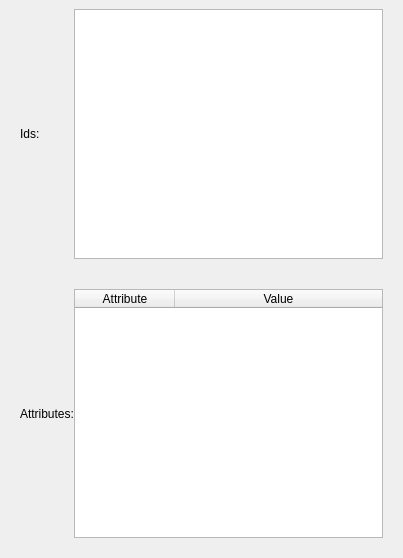
Old version of the form src/gui/forms/fullinspector.ui in the repository evoplex/evoplex.
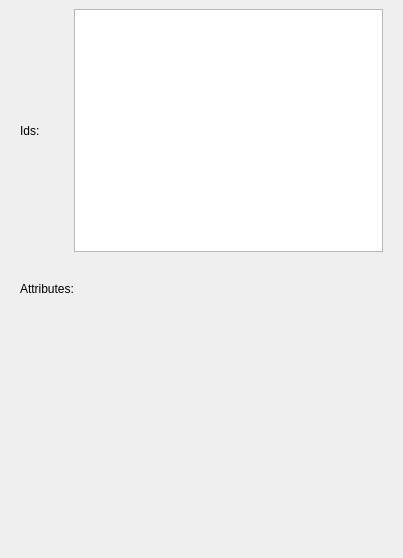
New version of the form.

Commit message: Basegraphgl doesn't depend to fullinspector

```diff
--- a/src/gui/forms/fullinspector.ui
+++ b/src/gui/forms/fullinspector.ui
@@ -71,54 +71,39 @@
          </property>
         </widget>
        </item>
-       <item row="1" column="1">
-        <widget class="QTableWidget" name="attrs">
-         <property name="frameShadow">
-          <enum>QFrame::Plain</enum>
-         </property>
-         <property name="sizeAdjustPolicy">
-          <enum>QAbstractScrollArea::AdjustIgnored</enum>
-         </property>
-         <property name="editTriggers">
-          <set>QAbstractItemView::AllEditTriggers</set>
-         </property>
-         <attribute name="horizontalHeaderCascadingSectionResizes">
-          <bool>false</bool>
-         </attribute>
-         <attribute name="horizontalHeaderShowSortIndicator" stdset="0">
-          <bool>true</bool>
-         </attribute>
-         <attribute name="horizontalHeaderStretchLastSection">
-          <bool>true</bool>
-         </attribute>
-         <attribute name="verticalHeaderVisible">
-          <bool>false</bool>
-         </attribute>
-         <attribute name="verticalHeaderCascadingSectionResizes">
-          <bool>false</bool>
-         </attribute>
-         <attribute name="verticalHeaderStretchLastSection">
-          <bool>false</bool>
-         </attribute>
-         <column>
-          <property name="text">
-           <string>Attribute</string>
-          </property>
-         </column>
-         <column>
-          <property name="text">
-           <string>Value</string>
-          </property>
-         </column>
-        </widget>
+       <item row="2" column="1">
+        <layout class="QFormLayout" name="attrs"/>
        </item>
-       <item row="1" column="0">
+       <item row="2" column="0">
         <widget class="QLabel" name="lattrs">
          <property name="text">
           <string>Attributes:</string>
          </property>
         </widget>
        </item>
+       <item row="0" column="1">
+        <widget class="QListWidget" name="ids">
+         <property name="baseSize">
+          <size>
+           <width>0</width>
+           <height>0</height>
+          </size>
+         </property>
+        </widget>
+       </item>
+       <item row="3" column="1">
+        <spacer name="verticalSpacer">
+         <property name="orientation">
+          <enum>Qt::Vertical</enum>
+         </property>
+         <property name="sizeHint" stdset="0">
+          <size>
+           <width>20</width>
+           <height>40</height>
+          </size>
+         </property>
+        </spacer>
+       </item>
       </layout>
      </widget>
     </item>
```
Left out of the diff: 10 changed lines with no effect on the pictures. The commit also changes 9 other files.
